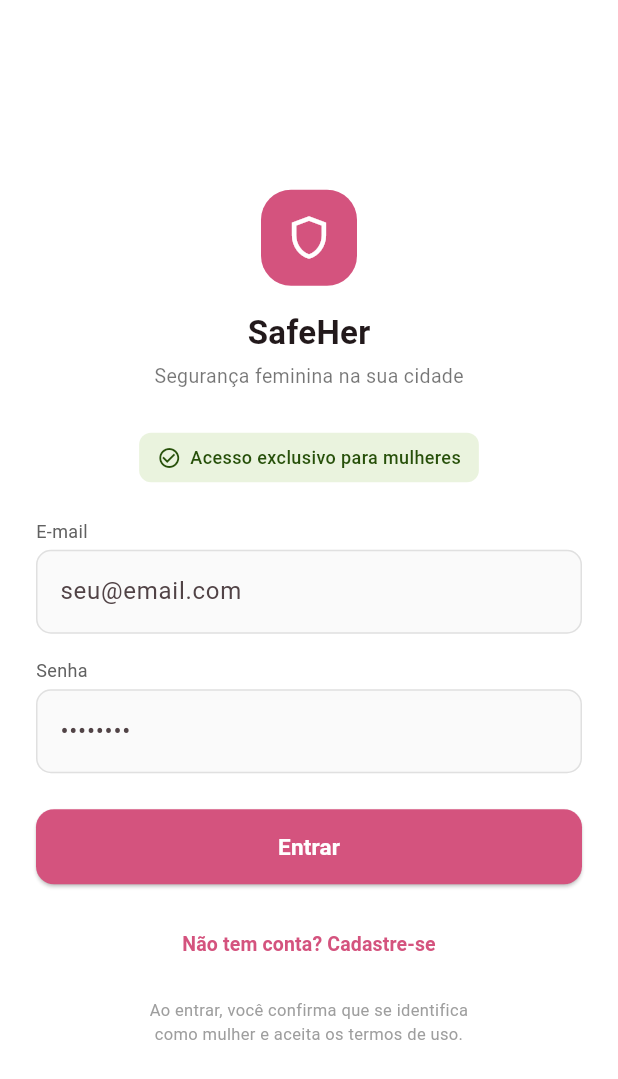
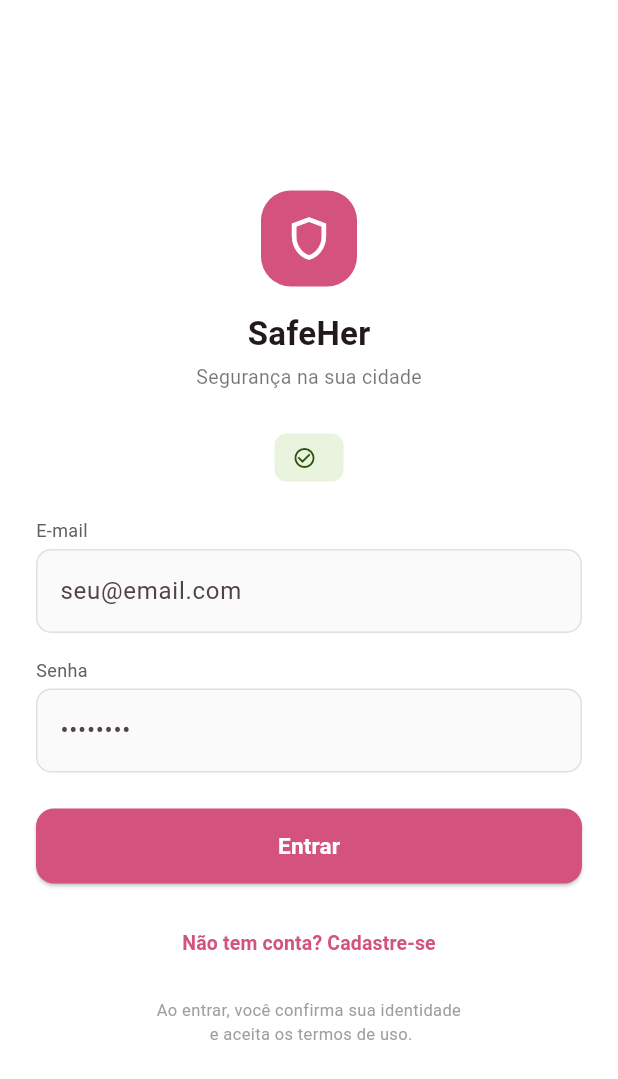
Before and after one commit to vjvitorjose/extensao_app, a Flutter app: the screen it shows after launch, on a phone screen of 412 x 824 dp. Shown: the top 1079 px of the screen. Run offline on Flutter 3.47's test engine with Material 3 defaults, Android fonts, the light colour scheme and no system bars; our stand-ins replace flutter_dotenv, geocoding, geolocator, google_maps_flutter, supabase_flutter; accounts and stored records are empty.

Commit message:
Adjust login text, remove sos import, fix switches
Refine UI text and switch theming, and remove an unused import.

- lib/screens/login_screen.dart: shorten the app tagline, comment out the "Acesso exclusivo para mulheres" bullet, and reword the consent copy.
- lib/screens/map_screen.dart: remove the unused sos_screen import and add a new _modalAberto boolean.
- lib/screens/profile_screen.dart: use activeThumbColor (AppColors.primary) for SwitchListTile controls instead of activeColor.

Small UX/text tweaks and minor cleanup.

```diff
--- a/lib/screens/login_screen.dart
+++ b/lib/screens/login_screen.dart
@@ -75,7 +75,7 @@ class _LoginScreenState extends State<LoginScreen> {
 
                 const Text('SafeHer', style: TextStyle(fontSize: 22, fontWeight: FontWeight.bold)),
                 const SizedBox(height: 4),
-                const Text('Segurança feminina na sua cidade', style: TextStyle(fontSize: 13, color: Colors.black54)),
+                const Text('Segurança na sua cidade', style: TextStyle(fontSize: 13, color: Colors.black54)),
                 const SizedBox(height: 28),
 
                 Container(
@@ -86,7 +86,7 @@ class _LoginScreenState extends State<LoginScreen> {
                     children: const [
                       Icon(Icons.check_circle_outline, color: Color(0xFF27500A), size: 16),
                       SizedBox(width: 6),
-                      Text('Acesso exclusivo para mulheres', style: TextStyle(color: Color(0xFF27500A), fontSize: 12, fontWeight: FontWeight.w500)),
+                      //Text('Acesso exclusivo para mulheres', style: TextStyle(color: Color(0xFF27500A), fontSize: 12, fontWeight: FontWeight.w500)),
                     ],
                   ),
                 ),
@@ -148,7 +148,7 @@ class _LoginScreenState extends State<LoginScreen> {
 
                 const SizedBox(height: 12),
                 const Text(
-                  'Ao entrar, você confirma que se identifica\ncomo mulher e aceita os termos de uso.',
+                  'Ao entrar, você confirma sua identidade\n e aceita os termos de uso.',
                   textAlign: TextAlign.center,
                   style: TextStyle(fontSize: 11, color: Colors.grey),
                 ),
--- a/lib/screens/map_screen.dart
+++ b/lib/screens/map_screen.dart
@@ -3,7 +3,6 @@ import 'package:google_maps_flutter/google_maps_flutter.dart';
 import 'package:supabase_flutter/supabase_flutter.dart';
 import 'package:geolocator/geolocator.dart';
 import '../theme/app_colors.dart';
-import 'sos_screen.dart';
 
 bool _modalAberto = false; // <-- NOVA VARIÁVEL
 
--- a/lib/screens/profile_screen.dart
+++ b/lib/screens/profile_screen.dart
@@ -68,14 +68,14 @@ class _ProfileScreenState extends State<ProfileScreen> {
           const SizedBox(height: 8),
           SwitchListTile(
             contentPadding: EdgeInsets.zero,
-            activeColor: AppColors.primary,
+            activeThumbColor: AppColors.primary,
             title: const Text('Compartilhar localização', style: TextStyle(fontSize: 15)),
             value: locShared,
             onChanged: (val) => setState(() => locShared = val),
           ),
           SwitchListTile(
             contentPadding: EdgeInsets.zero,
-            activeColor: AppColors.primary,
+            activeThumbColor: AppColors.primary,
             title: const Text('Alertas por push', style: TextStyle(fontSize: 15)),
             value: pushAlerts,
             onChanged: (val) => setState(() => pushAlerts = val),
```
